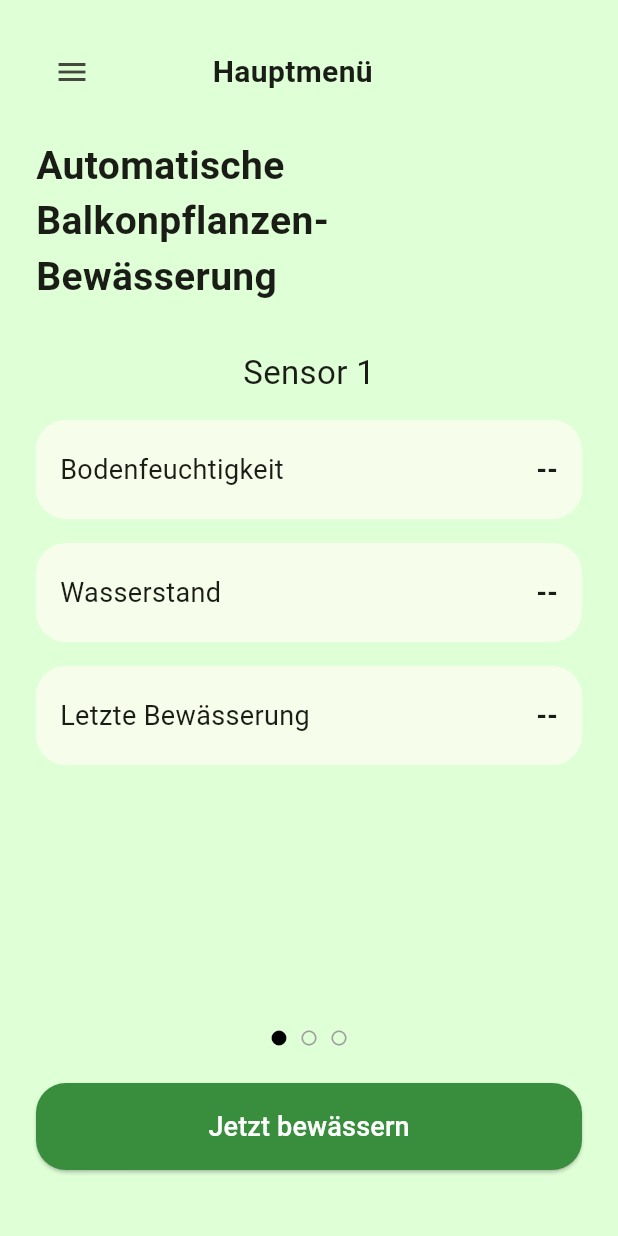
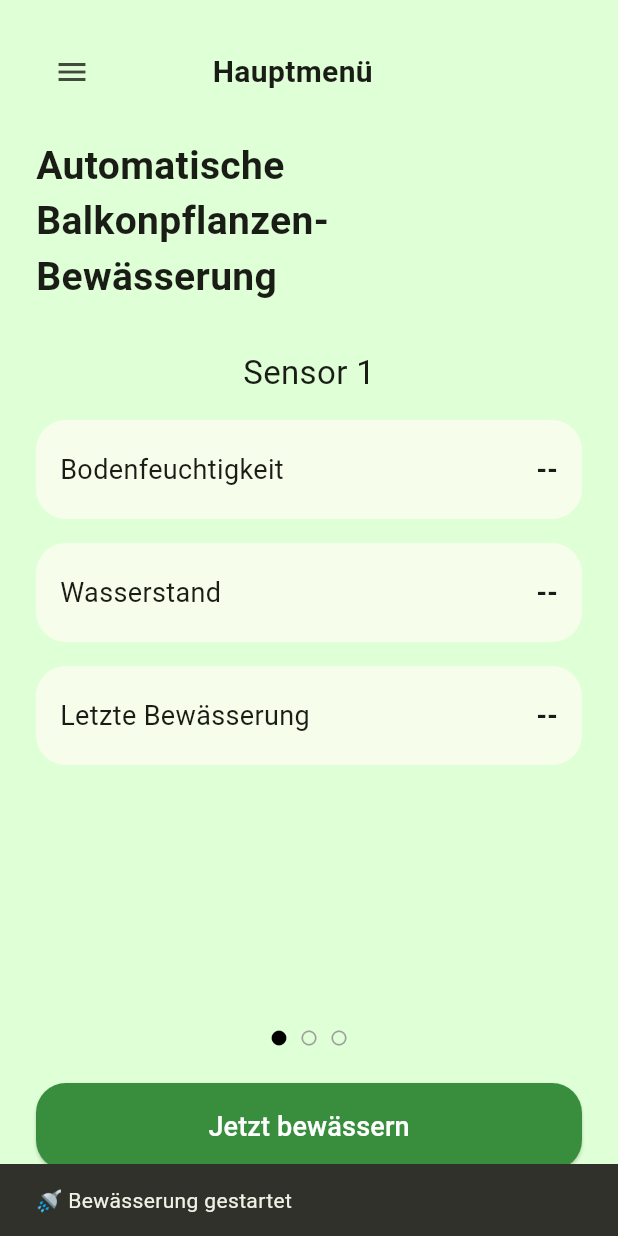
Before and after one commit to SpartanProgram/balkon-bewaesserung-app, a Flutter app: the screen it shows after launch, after a tap on "Jetzt bewässern", on a phone screen of 412 x 824 dp. Run offline on Flutter 3.47's test engine with Material 3 defaults, Android fonts, the phone set to English and light mode, and no system bars; missing offline and left inert: mqtt_client.

```diff
--- a/Software/lib/home_screen.dart
+++ b/Software/lib/home_screen.dart
@@ -106,7 +106,13 @@ class _HomeScreenState extends State<HomeScreen> {
               ),
               onPressed: () {
                 HapticFeedback.heavyImpact();
-                // Trigger watering here
+
+                final mqtt = context.read<SensorDataProvider>();
+                mqtt.triggerWatering();
+
+                ScaffoldMessenger.of(context).showSnackBar(
+                  const SnackBar(content: Text("🚿 Bewässerung gestartet")),
+                );
               },
               child: const Text(
                 'Jetzt bewässern',
--- a/Software/lib/widgets/sensor_data_provider.dart
+++ b/Software/lib/widgets/sensor_data_provider.dart
@@ -38,6 +38,13 @@ class SensorDataProvider extends ChangeNotifier {
     );
   }
 
+  void triggerWatering() {
+    const topic = 'esp32/watering';
+    const message = 'start';
+
+    mqtt.publish(topic, message);
+  }
+
   void updateSensorFromJson(String jsonString) {
     try {
       final data = Map<String, dynamic>.from(json.decode(jsonString));
```
